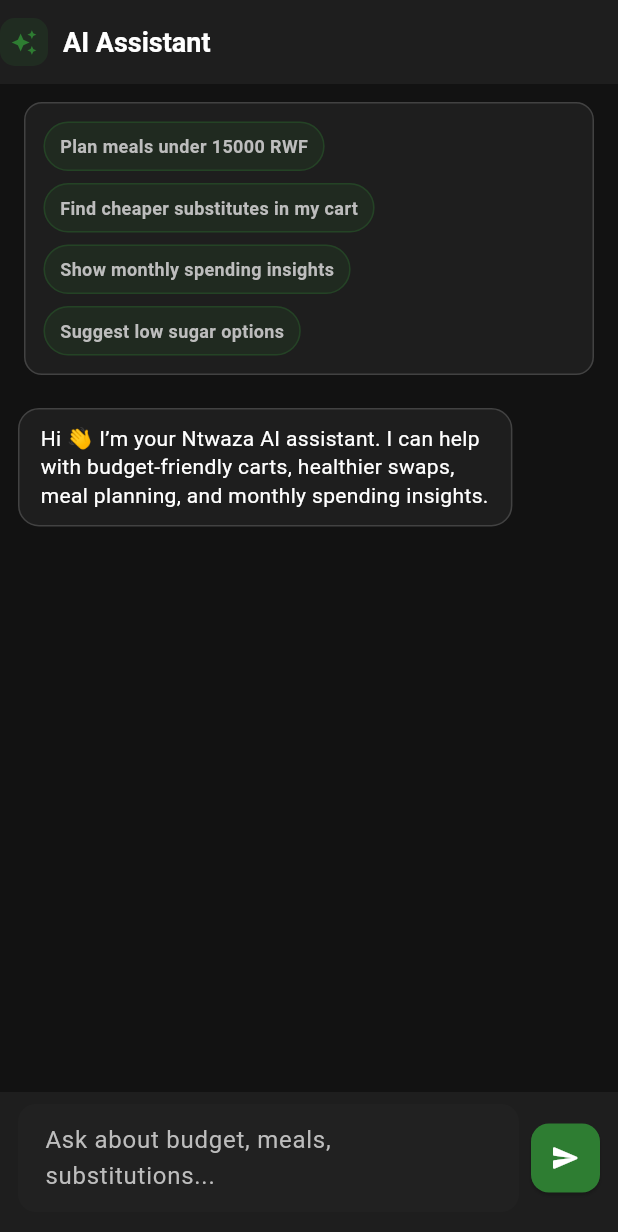
After one commit to sugira-a/ntwaza2026, a Flutter app: the AiAssistantScreen screen opened by its route, after a tap on the "send" icon, on a phone screen of 412 x 824 dp. The commit adds this screen. Shown: the top 1232 px of the screen. Run offline on Flutter 3.47's test engine with Material 3 defaults, Android fonts, the phone set to English and light mode, and no system bars; our stand-ins replace firebase_core, firebase_messaging, flutter_local_notifications, geocoding, geolocator, go_router and 7 more; missing offline and left inert: google_maps_flutter_android, google_maps_flutter_platform_interface; accounts and stored records are empty; network calls fail.

Commit message:
Add customer AI assistant screen and launch button

```diff
--- a/lib/routes/app_router.dart
+++ b/lib/routes/app_router.dart
@@ -12,6 +12,7 @@ import '../screens/vendor/vendor_main_screen.dart';
 import '../screens/vendor/vendor_detail_screen.dart';
 import '../screens/customer/profile_screen.dart';
 import '../screens/customer/help_support_screen.dart';
+import '../screens/customer/ai_assistant_screen.dart';
 import '../screens/customer/my_orders_screen.dart';
 import '../screens/customer/pickup_orders_screen.dart';
 import '../screens/customer/privacy_policy_screen.dart';
@@ -153,6 +154,13 @@ class AppRouter {
         path: '/help-support',
         name: 'help-support',
         builder: (context, state) => const HelpSupportScreen(),
+      ),
+
+      // AI Assistant
+      GoRoute(
+        path: '/ai-assistant',
+        name: 'ai-assistant',
+        builder: (context, state) => const AiAssistantScreen(),
       ),
 
         // Privacy Policy
--- /dev/null
+++ b/lib/screens/customer/ai_assistant_screen.dart
@@ -0,0 +1,290 @@
+import 'package:flutter/material.dart';
+import 'package:provider/provider.dart';
+
+import '../../providers/theme_provider.dart';
+import '../../services/ai_assistant_service.dart';
+
+class AiAssistantScreen extends StatefulWidget {
+  const AiAssistantScreen({super.key});
+
+  @override
+  State<AiAssistantScreen> createState() => _AiAssistantScreenState();
+}
+
+class _AiAssistantScreenState extends State<AiAssistantScreen> {
+  final AiAssistantService _aiService = AiAssistantService();
+  final TextEditingController _controller = TextEditingController();
+  final ScrollController _scrollController = ScrollController();
+
+  final List<_AiMessage> _messages = [
+    _AiMessage(
+      text:
+          'Hi 👋 I’m your Ntwaza AI assistant. I can help with budget-friendly carts, healthier swaps, meal planning, and monthly spending insights.',
+      isUser: false,
+    ),
+  ];
+
+  bool _isSending = false;
+
+  Future<void> _sendMessage([String? preset]) async {
+    final text = (preset ?? _controller.text).trim();
+    if (text.isEmpty || _isSending) return;
+
+    setState(() {
+      _messages.add(_AiMessage(text: text, isUser: true));
+      _isSending = true;
+      if (preset == null) {
+        _controller.clear();
+      }
+    });
+
+    _scrollToBottom();
+
+    try {
+      final reply = await _aiService.sendMessage(message: text);
+      if (!mounted) return;
+
+      setState(() {
+        _messages.add(_AiMessage(text: reply, isUser: false));
+      });
+    } catch (e) {
+      if (!mounted) return;
+      setState(() {
+        _messages.add(
+          _AiMessage(
+            text: 'Sorry, I couldn’t process that right now. Please try again.',
+            isUser: false,
+          ),
+        );
+      });
+      ScaffoldMessenger.of(context).showSnackBar(
+        SnackBar(
+          content: Text(e.toString().replaceFirst('Exception: ', '')),
+          backgroundColor: Colors.red.shade700,
+        ),
+      );
+    } finally {
+      if (!mounted) return;
+      setState(() => _isSending = false);
+      _scrollToBottom();
+    }
+  }
+
+  void _scrollToBottom() {
+    WidgetsBinding.instance.addPostFrameCallback((_) {
+      if (_scrollController.hasClients) {
+        _scrollController.animateTo(
+          _scrollController.position.maxScrollExtent,
+          duration: const Duration(milliseconds: 250),
+          curve: Curves.easeOut,
+        );
+      }
+    });
+  }
+
+  @override
+  void dispose() {
+    _controller.dispose();
+    _scrollController.dispose();
+    super.dispose();
+  }
+
+  @override
+  Widget build(BuildContext context) {
+    final isDarkMode = context.watch<ThemeProvider>().isDarkMode;
+    final backgroundColor = isDarkMode ? const Color(0xFF121212) : const Color(0xFFF5F5F5);
+    final cardColor = isDarkMode ? const Color(0xFF1E1E1E) : Colors.white;
+    final textColor = isDarkMode ? Colors.white : Colors.black;
+    final subtextColor = isDarkMode ? Colors.grey[400]! : Colors.grey[600]!;
+
+    return Scaffold(
+      backgroundColor: backgroundColor,
+      appBar: AppBar(
+        backgroundColor: cardColor,
+        elevation: 0,
+        titleSpacing: 0,
+        title: Row(
+          children: [
+            Container(
+              width: 32,
+              height: 32,
+              decoration: BoxDecoration(
+                color: const Color(0xFF2E7D32).withOpacity(0.15),
+                borderRadius: BorderRadius.circular(10),
+              ),
+              child: const Icon(Icons.auto_awesome, color: Color(0xFF2E7D32), size: 18),
+            ),
+            const SizedBox(width: 10),
+            Text(
+              'AI Assistant',
+              style: TextStyle(
+                color: textColor,
+                fontSize: 18,
+                fontWeight: FontWeight.w700,
+              ),
+            ),
+          ],
+        ),
+      ),
+      body: Column(
+        children: [
+          Container(
+            width: double.infinity,
+            margin: const EdgeInsets.fromLTRB(16, 12, 16, 8),
+            padding: const EdgeInsets.all(12),
+            decoration: BoxDecoration(
+              color: cardColor,
+              borderRadius: BorderRadius.circular(12),
+              border: Border.all(color: isDarkMode ? Colors.grey[800]! : Colors.grey[200]!),
+            ),
+            child: Wrap(
+              spacing: 8,
+              runSpacing: 8,
+              children: [
+                _quickChip('Plan meals under 15000 RWF', subtextColor),
+                _quickChip('Find cheaper substitutes in my cart', subtextColor),
+                _quickChip('Show monthly spending insights', subtextColor),
+                _quickChip('Suggest low sugar options', subtextColor),
+              ],
+            ),
+          ),
+          Expanded(
+            child: ListView.builder(
+              controller: _scrollController,
+              padding: const EdgeInsets.fromLTRB(12, 8, 12, 12),
+              itemCount: _messages.length + (_isSending ? 1 : 0),
+              itemBuilder: (context, index) {
+                if (_isSending && index == _messages.length) {
+                  return Align(
+                    alignment: Alignment.centerLeft,
+                    child: Container(
+                      margin: const EdgeInsets.symmetric(vertical: 6),
+                      padding: const EdgeInsets.symmetric(horizontal: 12, vertical: 10),
+                      decoration: BoxDecoration(
+                        color: cardColor,
+                        borderRadius: BorderRadius.circular(12),
+                      ),
+                      child: Row(
+                        mainAxisSize: MainAxisSize.min,
+                        children: [
+                          SizedBox(
+                            width: 14,
+                            height: 14,
+                            child: CircularProgressIndicator(
+                              strokeWidth: 2,
+                              color: const Color(0xFF2E7D32),
+                            ),
+                          ),
+                          const SizedBox(width: 10),
+                          Text('Thinking...', style: TextStyle(color: subtextColor)),
+                        ],
+                      ),
+                    ),
+                  );
+                }
+
+                final message = _messages[index];
+                return Align(
+                  alignment: message.isUser ? Alignment.centerRight : Alignment.centerLeft,
+                  child: Container(
+                    margin: const EdgeInsets.symmetric(vertical: 6),
+                    padding: const EdgeInsets.symmetric(horizontal: 14, vertical: 10),
+                    constraints: BoxConstraints(maxWidth: MediaQuery.of(context).size.width * 0.8),
+                    decoration: BoxDecoration(
+                      color: message.isUser
+                          ? const Color(0xFF2E7D32)
+                          : (isDarkMode ? const Color(0xFF1E1E1E) : Colors.white),
+                      borderRadius: BorderRadius.circular(14),
+                      border: message.isUser
+                          ? null
+                          : Border.all(color: isDarkMode ? Colors.grey[800]! : Colors.grey[200]!),
+                    ),
+                    child: Text(
+                      message.text,
+                      style: TextStyle(
+                        color: message.isUser ? Colors.white : textColor,
+                        fontSize: 14,
+                        height: 1.35,
+                      ),
+                    ),
+                  ),
+                );
+              },
+            ),
+          ),
+          Container(
+            color: cardColor,
+            padding: const EdgeInsets.fromLTRB(12, 8, 12, 16),
+            child: Row(
+              children: [
+                Expanded(
+                  child: TextField(
+                    controller: _controller,
+                    style: TextStyle(color: textColor),
+                    minLines: 1,
+                    maxLines: 4,
+                    onSubmitted: (_) => _sendMessage(),
+                    decoration: InputDecoration(
+                      hintText: 'Ask about budget, meals, substitutions...',
+                      hintStyle: TextStyle(color: subtextColor),
+                      filled: true,
+                      fillColor: isDarkMode ? Colors.grey[900] : Colors.grey[100],
+                      border: OutlineInputBorder(
+                        borderRadius: BorderRadius.circular(12),
+                        borderSide: BorderSide.none,
+                      ),
+                      contentPadding: const EdgeInsets.symmetric(horizontal: 14, vertical: 12),
+                    ),
+                  ),
+                ),
+                const SizedBox(width: 8),
+                SizedBox(
+                  width: 46,
+                  height: 46,
+                  child: ElevatedButton(
+                    onPressed: _isSending ? null : _sendMessage,
+                    style: ElevatedButton.styleFrom(
+                      padding: EdgeInsets.zero,
+                      backgroundColor: const Color(0xFF2E7D32),
+                      shape: RoundedRectangleBorder(borderRadius: BorderRadius.circular(12)),
+                    ),
+                    child: const Icon(Icons.send_rounded, color: Colors.white, size: 20),
+                  ),
+                ),
+              ],
+            ),
+          ),
+        ],
+      ),
+    );
+  }
+
+  Widget _quickChip(String text, Color subtextColor) {
+    return GestureDetector(
+      onTap: () => _sendMessage(text),
+      child: Container(
+        padding: const EdgeInsets.symmetric(horizontal: 10, vertical: 7),
+        decoration: BoxDecoration(
+          borderRadius: BorderRadius.circular(20),
+          color: const Color(0xFF2E7D32).withOpacity(0.12),
+          border: Border.all(color: const Color(0xFF2E7D32).withOpacity(0.3)),
+        ),
+        child: Text(
+          text,
+          style: TextStyle(
+            fontSize: 12,
+            fontWeight: FontWeight.w600,
+            color: subtextColor,
+          ),
+        ),
+      ),
+    );
+  }
+}
+
+class _AiMessage {
+  final String text;
+  final bool isUser;
+
+  _AiMessage({required this.text, required this.isUser});
+}
--- /dev/null
+++ b/lib/services/ai_assistant_service.dart
@@ -0,0 +1,24 @@
+import 'api/api_service.dart';
+
+class AiAssistantService {
+  final ApiService _apiService = ApiService();
+
+  Future<String> sendMessage({
+    required String message,
+    Map<String, dynamic>? context,
+  }) async {
+    final response = await _apiService.post('/api/ai/assistant', {
+      'message': message,
+      'context': context ?? {},
+    });
+
+    if (response is Map<String, dynamic> && response['success'] == true) {
+      return (response['reply'] ?? '').toString();
+    }
+
+    final error = response is Map<String, dynamic>
+        ? (response['error'] ?? 'AI assistant unavailable')
+        : 'AI assistant unavailable';
+    throw Exception(error);
+  }
+}
--- a/lib/widgets/customer/customer_home_content.dart
+++ b/lib/widgets/customer/customer_home_content.dart
@@ -476,6 +476,19 @@ class _CustomerHomeContentState extends State<CustomerHomeContent> {
                 child: Column(
                   crossAxisAlignment: CrossAxisAlignment.center,
                   children: [
+                    _buildMenuItemWithIcon(
+                      icon: Icons.auto_awesome,
+                      iconColor: const Color(0xFF2E7D32),
+                      title: 'AI Assistant',
+                      onTap: () {
+                        Navigator.pop(context);
+                        context.push('/ai-assistant');
+                      },
+                      textColor: textColor,
+                      subtextColor: subtextColor,
+                      isDarkMode: isDarkMode,
+                    ),
+                    const SizedBox(height: 16),
                     if (authProvider.isAuthenticated) ...[
                       _buildMenuItemWithIcon(
                         icon: Icons.assignment_turned_in,
@@ -751,6 +764,18 @@ class _CustomerHomeContentState extends State<CustomerHomeContent> {
                     child: Text('Login', style: TextStyle(color: textColor, fontWeight: FontWeight.w600))
                   ),
                 const SizedBox(width: 8),
+                Container(
+                  decoration: BoxDecoration(
+                    color: const Color(0xFF2E7D32).withOpacity(isDarkMode ? 0.2 : 0.12),
+                    borderRadius: BorderRadius.circular(10),
+                  ),
+                  child: IconButton(
+                    onPressed: () => context.push('/ai-assistant'),
+                    icon: const Icon(Icons.auto_awesome, color: Color(0xFF2E7D32), size: 22),
+                    tooltip: 'AI Assistant',
+                  ),
+                ),
+                const SizedBox(width: 6),
                 IconButton(
                   onPressed: () => _showSettingsMenu(context, isDarkMode, themeProvider, cardColor, textColor, subtextColor),
                   icon: Icon(Icons.more_vert, color: textColor, size: 28),
```
